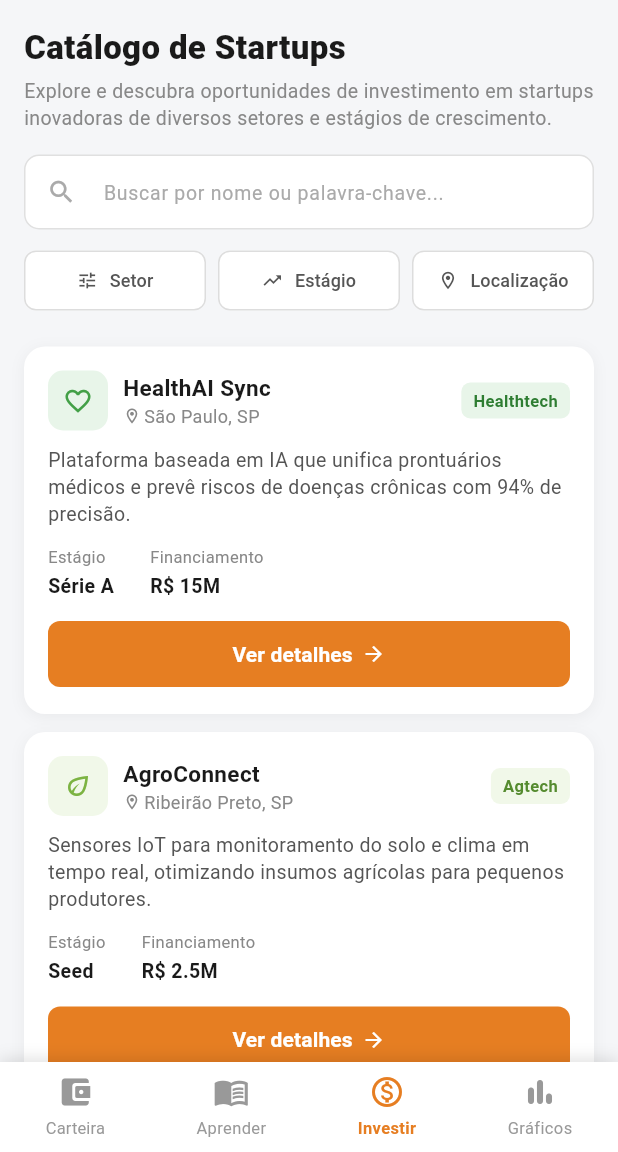
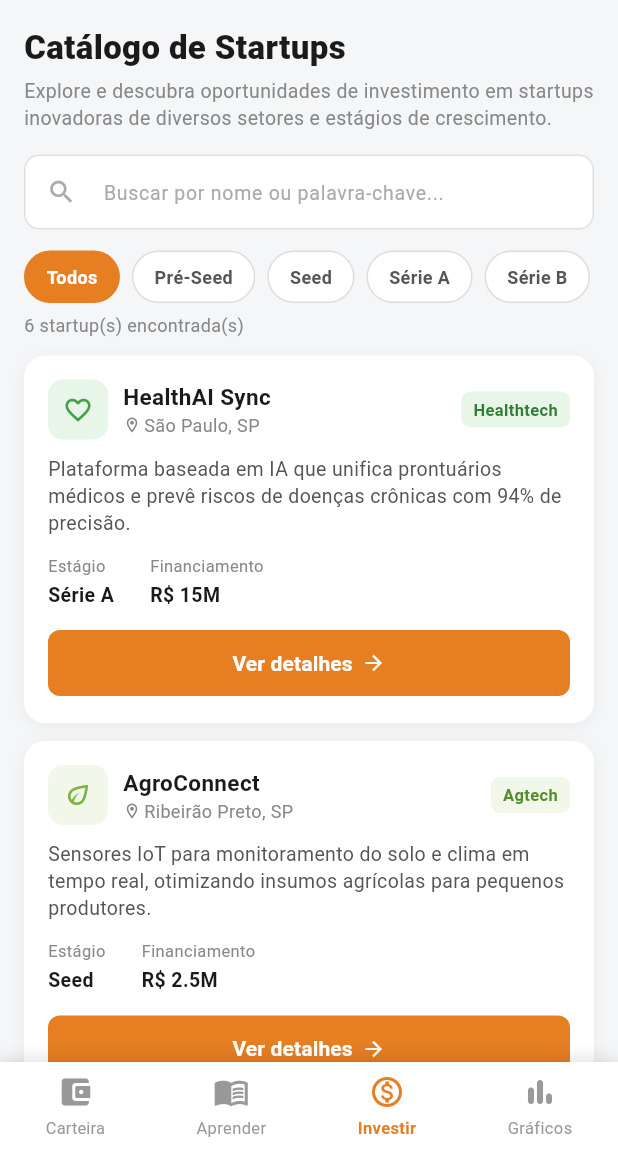
Before and after one commit to emillymorelatto/ES-PI3-2026-T1-G28, a Flutter app: the TelaCatalogo screen opened directly, on a phone screen of 412 x 824 dp, the part 84-1236 px from its top. Run offline on Flutter 3.47's test engine with Material 3 defaults, Android fonts, the phone set to English and light mode, and no system bars; our stand-ins replace cloud_firestore, firebase_auth, firebase_core; accounts and stored records are empty.

Commit message:
Refactor TelaCatalogo to use StatefulWidget

```diff
--- a/mobile/lib/screens/telacatalogo.dart
+++ b/mobile/lib/screens/telacatalogo.dart
@@ -1,7 +1,15 @@
 import 'package:flutter/material.dart';
+import 'teladetalhe.dart';
 
-class TelaCatalogo extends StatelessWidget {
+class TelaCatalogo extends StatefulWidget {
   const TelaCatalogo({super.key});
+
+  @override
+  State<TelaCatalogo> createState() => _TelaCatalogoState();
+}
+
+class _TelaCatalogoState extends State<TelaCatalogo> {
+  String? _filtroEstagio;
 
   static const _startups = [
     {
@@ -16,6 +24,14 @@ class TelaCatalogo extends StatelessWidget {
           'Plataforma baseada em IA que unifica prontuários médicos e prevê riscos de doenças crônicas com 94% de precisão.',
       'estagio': 'Série A',
       'investimento': 'R\$ 15M',
+      'tokens': '1.500.000',
+      'valuation': 'R\$ 90M',
+      'retorno': '25% a.a.',
+      'socios': [
+        {'nome': 'Ana Lima (CEO)', 'percentual': 45},
+        {'nome': 'Pedro Souza (CTO)', 'percentual': 30},
+        {'nome': 'Investidores', 'percentual': 25},
+      ],
     },
     {
       'nome': 'AgroConnect',
@@ -29,6 +45,14 @@ class TelaCatalogo extends StatelessWidget {
           'Sensores IoT para monitoramento do solo e clima em tempo real, otimizando insumos agrícolas para pequenos produtores.',
       'estagio': 'Seed',
       'investimento': 'R\$ 2.5M',
+      'tokens': '500.000',
+      'valuation': 'R\$ 12M',
+      'retorno': '18% a.a.',
+      'socios': [
+        {'nome': 'Carlos Neto (CEO)', 'percentual': 55},
+        {'nome': 'Mariana Silva (COO)', 'percentual': 30},
+        {'nome': 'Anjos Investidores', 'percentual': 15},
+      ],
     },
     {
       'nome': 'PayFlow',
@@ -42,6 +66,15 @@ class TelaCatalogo extends StatelessWidget {
           'Solução completa de embedded finance para empresas oferecerem serviços bancários white-label em poucas semanas.',
       'estagio': 'Série B',
       'investimento': 'R\$ 45M',
+      'tokens': '4.500.000',
+      'valuation': 'R\$ 250M',
+      'retorno': '32% a.a.',
+      'socios': [
+        {'nome': 'Rafael Torres (CEO)', 'percentual': 35},
+        {'nome': 'Julia Campos (CFO)', 'percentual': 20},
+        {'nome': 'VC Fund Alpha', 'percentual': 30},
+        {'nome': 'Outros', 'percentual': 15},
+      ],
     },
     {
       'nome': 'LogisRoute',
@@ -55,6 +88,14 @@ class TelaCatalogo extends StatelessWidget {
           'Software de roteirização inteligente que reduz custos de entrega em até 30% usando algoritmos preditivos.',
       'estagio': 'Seed',
       'investimento': 'R\$ 4M',
+      'tokens': '800.000',
+      'valuation': 'R\$ 20M',
+      'retorno': '22% a.a.',
+      'socios': [
+        {'nome': 'Bruno Alves (CEO)', 'percentual': 60},
+        {'nome': 'Tatiane Melo (CTO)', 'percentual': 25},
+        {'nome': 'Aceleradora Inova', 'percentual': 15},
+      ],
     },
     {
       'nome': 'EduQuest',
@@ -68,6 +109,14 @@ class TelaCatalogo extends StatelessWidget {
           'Plataforma de gamificação e aprendizado adaptativo que aumenta o engajamento de alunos no ensino médio.',
       'estagio': 'Série A',
       'investimento': 'R\$ 12M',
+      'tokens': '1.200.000',
+      'valuation': 'R\$ 70M',
+      'retorno': '28% a.a.',
+      'socios': [
+        {'nome': 'Fernanda Rocha (CEO)', 'percentual': 50},
+        {'nome': 'Lucas Martins (CPO)', 'percentual': 25},
+        {'nome': 'Fundo Educa+', 'percentual': 25},
+      ],
     },
     {
       'nome': 'CyberGuard AI',
@@ -81,8 +130,20 @@ class TelaCatalogo extends StatelessWidget {
           'Detecção de ameaças cibernéticas em tempo real para PMEs, sem necessidade de hardware dedicado na infraestrutura.',
       'estagio': 'Pré-Seed',
       'investimento': 'R\$ 800k',
+      'tokens': '200.000',
+      'valuation': 'R\$ 5M',
+      'retorno': '15% a.a.',
+      'socios': [
+        {'nome': 'Diego Ferreira (CEO)', 'percentual': 70},
+        {'nome': 'Patricia Souza (CTO)', 'percentual': 30},
+      ],
     },
   ];
+
+  List<Map<String, dynamic>> get _startupsFiltradas {
+    if (_filtroEstagio == null) return _startups;
+    return _startups.where((s) => s['estagio'] == _filtroEstagio).toList();
+  }
 
   @override
   Widget build(BuildContext context) {
@@ -98,7 +159,6 @@ class TelaCatalogo extends StatelessWidget {
                 child: Column(
                   crossAxisAlignment: CrossAxisAlignment.start,
                   children: [
-                    // Título
                     const Text(
                       'Catálogo de Startups',
                       style: TextStyle(
@@ -118,7 +178,6 @@ class TelaCatalogo extends StatelessWidget {
                     ),
                     const SizedBox(height: 16),
 
-                    // Busca
                     Container(
                       decoration: BoxDecoration(
                         color: Colors.white,
@@ -138,25 +197,46 @@ class TelaCatalogo extends StatelessWidget {
                         ),
                       ),
                     ),
-                    const SizedBox(height: 10),
+                    const SizedBox(height: 14),
 
-                    // Filtros
-                    Row(
-                      children: [
-                        _buildFiltro(Icons.tune, 'Setor'),
-                        const SizedBox(width: 8),
-                        _buildFiltro(Icons.trending_up, 'Estágio'),
-                        const SizedBox(width: 8),
-                        _buildFiltro(Icons.location_on_outlined,
-                            'Localização'),
-                      ],
+                    SingleChildScrollView(
+                      scrollDirection: Axis.horizontal,
+                      child: Row(
+                        children: [
+                          _buildChipFiltro('Todos', null),
+                          const SizedBox(width: 8),
+                          _buildChipFiltro('Pré-Seed', 'Pré-Seed'),
+                          const SizedBox(width: 8),
+                          _buildChipFiltro('Seed', 'Seed'),
+                          const SizedBox(width: 8),
+                          _buildChipFiltro('Série A', 'Série A'),
+                          const SizedBox(width: 8),
+                          _buildChipFiltro('Série B', 'Série B'),
+                        ],
+                      ),
                     ),
-                    const SizedBox(height: 20),
+                    const SizedBox(height: 6),
 
-                    // Cards — lista vertical (melhor para mobile)
-                    ..._startups.map((s) => Padding(
+                    Text(
+                      '${_startupsFiltradas.length} startup(s) encontrada(s)',
+                      style: const TextStyle(
+                          fontSize: 12, color: Color(0xFF888888)),
+                    ),
+                    const SizedBox(height: 12),
+
+                    ..._startupsFiltradas.map((s) => Padding(
                           padding: const EdgeInsets.only(bottom: 12),
-                          child: _StartupCard(startup: s),
+                          child: _StartupCard(
+                            startup: s,
+                            onVerDetalhes: () {
+                              Navigator.push(
+                                context,
+                                MaterialPageRoute(
+                                  builder: (_) => TelaDetalhe(startup: s),
+                                ),
+                              );
+                            },
+                          ),
                         )),
                   ],
                 ),
@@ -164,6 +244,38 @@ class TelaCatalogo extends StatelessWidget {
             ),
             _buildBottomNav(context),
           ],
+        ),
+      ),
+    );
+  }
+
+  Widget _buildChipFiltro(String label, String? valor) {
+    final selecionado = _filtroEstagio == valor;
+    return GestureDetector(
+      onTap: () {
+        setState(() {
+          _filtroEstagio = valor;
+        });
+      },
+      child: AnimatedContainer(
+        duration: const Duration(milliseconds: 200),
+        padding: const EdgeInsets.symmetric(horizontal: 14, vertical: 8),
+        decoration: BoxDecoration(
+          color: selecionado ? const Color(0xFFE67E22) : Colors.white,
+          borderRadius: BorderRadius.circular(20),
+          border: Border.all(
+            color: selecionado
+                ? const Color(0xFFE67E22)
+                : const Color(0xFFDDDDDD),
+          ),
+        ),
+        child: Text(
+          label,
+          style: TextStyle(
+            fontSize: 12,
+            fontWeight: FontWeight.w600,
+            color: selecionado ? Colors.white : const Color(0xFF555555),
+          ),
         ),
       ),
     );
@@ -200,30 +312,6 @@ class TelaCatalogo extends StatelessWidget {
     );
   }
 
-  Widget _buildFiltro(IconData icon, String texto) {
-    return Expanded(
-      child: OutlinedButton.icon(
-        onPressed: () {},
-        icon: Icon(icon, size: 14, color: const Color(0xFF555555)),
-        label: Text(
-          texto,
-          style: const TextStyle(
-            fontSize: 12,
-            color: Color(0xFF555555),
-          ),
-        ),
-        style: OutlinedButton.styleFrom(
-          backgroundColor: Colors.white,
-          side: const BorderSide(color: Color(0xFFDDDDDD)),
-          padding: const EdgeInsets.symmetric(vertical: 10),
-          shape: RoundedRectangleBorder(
-            borderRadius: BorderRadius.circular(8),
-          ),
-        ),
-      ),
-    );
-  }
-
   Widget _buildBottomNav(BuildContext context) {
     return Container(
       decoration: const BoxDecoration(
@@ -254,8 +342,7 @@ class TelaCatalogo extends StatelessWidget {
                     Icons.account_balance_wallet_rounded, 'Carteira', false),
               ),
               _buildNavItem(Icons.menu_book_outlined, 'Aprender', false),
-              _buildNavItem(
-                  Icons.monetization_on_outlined, 'Investir', true),
+              _buildNavItem(Icons.monetization_on_outlined, 'Investir', true),
               _buildNavItem(Icons.bar_chart_rounded, 'Gráficos', false),
             ],
           ),
@@ -265,8 +352,7 @@ class TelaCatalogo extends StatelessWidget {
   }
 
   Widget _buildNavItem(IconData icon, String label, bool ativo) {
-    final color =
-        ativo ? const Color(0xFFE67E22) : const Color(0xFF999999);
+    final color = ativo ? const Color(0xFFE67E22) : const Color(0xFF999999);
     return Column(
       mainAxisSize: MainAxisSize.min,
       children: [
@@ -285,11 +371,14 @@ class TelaCatalogo extends StatelessWidget {
   }
 }
 
-// ── Card de Startup ───────────────────────────────────────────────────────────
 class _StartupCard extends StatelessWidget {
   final Map<String, dynamic> startup;
+  final VoidCallback onVerDetalhes;
 
-  const _StartupCard({required this.startup});
+  const _StartupCard({
+    required this.startup,
+    required this.onVerDetalhes,
+  });
 
   @override
   Widget build(BuildContext context) {
@@ -309,7 +398,6 @@ class _StartupCard extends StatelessWidget {
       child: Column(
         crossAxisAlignment: CrossAxisAlignment.start,
         children: [
-          // Linha do topo: ícone + nome + badge setor
           Row(
             children: [
               Container(
@@ -355,10 +443,9 @@ class _StartupCard extends StatelessWidget {
                   ],
                 ),
               ),
-              // Badge setor
               Container(
-                padding: const EdgeInsets.symmetric(
-                    horizontal: 8, vertical: 4),
+                padding:
+                    const EdgeInsets.symmetric(horizontal: 8, vertical: 4),
                 decoration: BoxDecoration(
                   color: startup['corSetor'] as Color,
                   borderRadius: BorderRadius.circular(6),
@@ -375,8 +462,6 @@ class _StartupCard extends StatelessWidget {
             ],
           ),
           const SizedBox(height: 10),
-
-          // Descrição
           Text(
             startup['descricao'] as String,
             style: const TextStyle(
@@ -386,23 +471,18 @@ class _StartupCard extends StatelessWidget {
             ),
           ),
           const SizedBox(height: 12),
-
-          // Estágio e Financiamento
           Row(
             children: [
               _buildInfo('Estágio', startup['estagio'] as String),
               const SizedBox(width: 24),
-              _buildInfo(
-                  'Financiamento', startup['investimento'] as String),
+              _buildInfo('Financiamento', startup['investimento'] as String),
             ],
           ),
           const SizedBox(height: 12),
-
-          // Botão
           SizedBox(
             width: double.infinity,
             child: ElevatedButton(
-              onPressed: () {},
+              onPressed: onVerDetalhes,
               style: ElevatedButton.styleFrom(
                 backgroundColor: const Color(0xFFE67E22),
                 foregroundColor: Colors.white,
@@ -417,8 +497,8 @@ class _StartupCard extends StatelessWidget {
                 children: [
                   Text(
                     'Ver detalhes',
-                    style: TextStyle(
-                        fontWeight: FontWeight.w600, fontSize: 14),
+                    style:
+                        TextStyle(fontWeight: FontWeight.w600, fontSize: 14),
                   ),
                   SizedBox(width: 6),
                   Icon(Icons.arrow_forward, size: 16),
```
